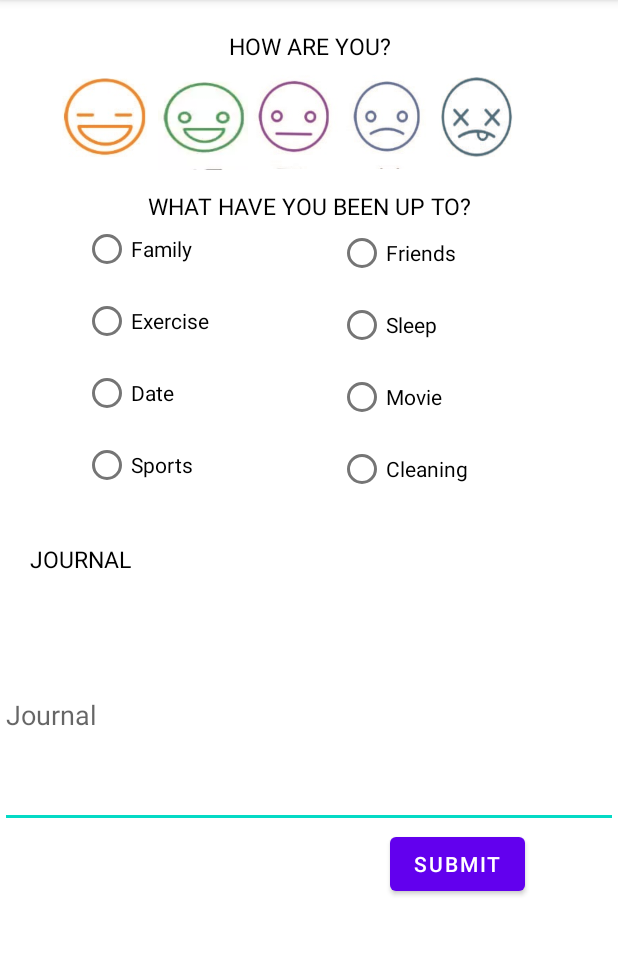
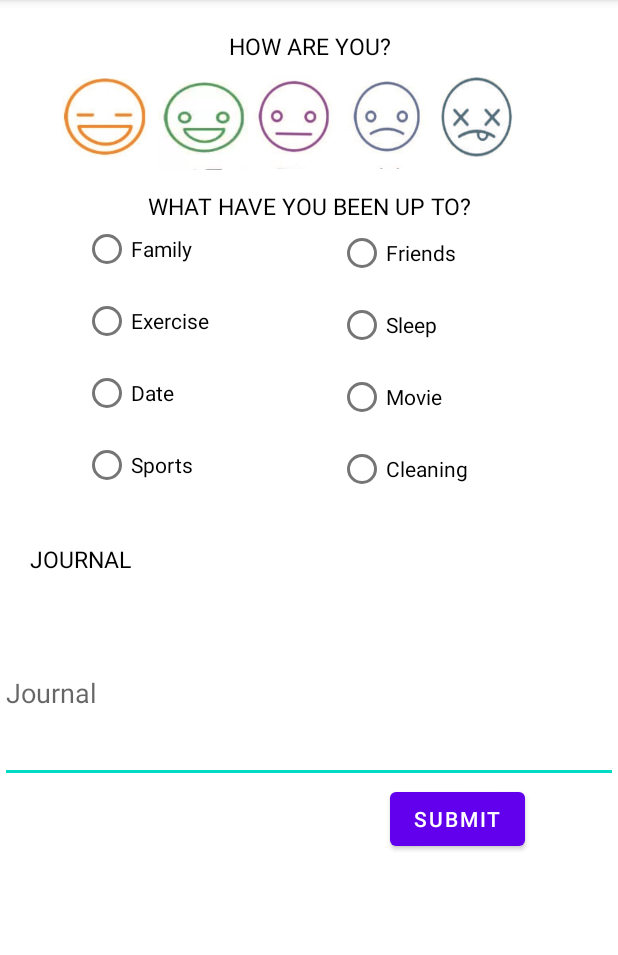
Before and after one commit to jesjoshie/iTrack-CAPSTONE, an Android app: the MoodTracker screen opened directly, with no data from a screen before it, on a phone screen of 412 x 824 dp, the part 84-1039 px from its top. Run offline under Robolectric (Android 15) with nearby library versions, the phone set to English and light mode, and no system bars.

Commit message:
mood updated

```diff
--- a/app/src/main/res/layout/activity_mood_tracker.xml
+++ b/app/src/main/res/layout/activity_mood_tracker.xml
@@ -183,7 +183,7 @@
         <EditText
             android:id="@+id/editTextTextPersonName"
             android:layout_width="match_parent"
-            android:layout_height="150dp"
+            android:layout_height="120dp"
             android:ems="10"
             android:inputType="textPersonName"
             android:hint="Journal" />
```
